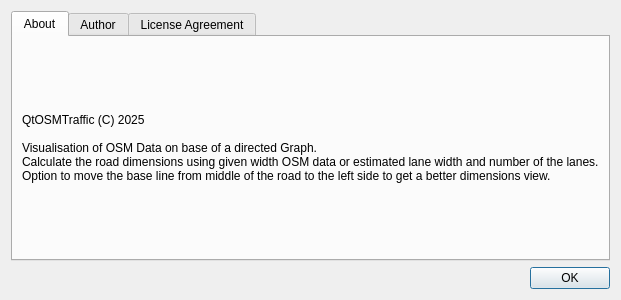
This is UI/about.ui in hubertqtraf/QtOSMTraffic as Qt 5 draws it before an edit. The edited form follows.
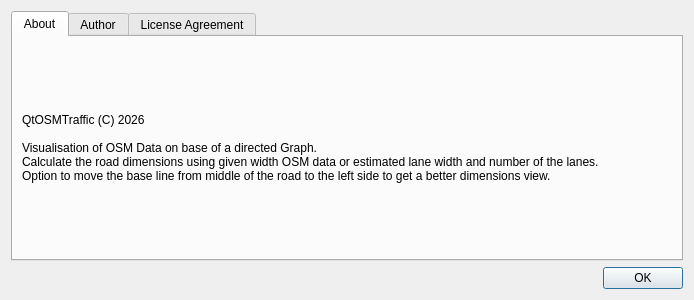
This is the edited form.

Commit message: add text (tile dialog) to README.md file

What changed in the file:
```diff
--- a/UI/about.ui
+++ b/UI/about.ui
@@ -6,7 +6,7 @@
    <rect>
     <x>0</x>
     <y>0</y>
-    <width>413</width>
+    <width>694</width>
     <height>300</height>
    </rect>
   </property>
@@ -27,7 +27,7 @@
        <item>
         <widget class="QLabel" name="label">
          <property name="text">
-          <string>QtOSMTraffic (C) 2025
+          <string>QtOSMTraffic (C) 2026
 
 Visualisation of OSM Data on base of a directed Graph. 
 Calculate the road dimensions using given width OSM data or estimated lane width and number of the lanes.
```
Left out of the diff: 4 changed lines with no effect on the pictures. The commit also changes 1 other file.
